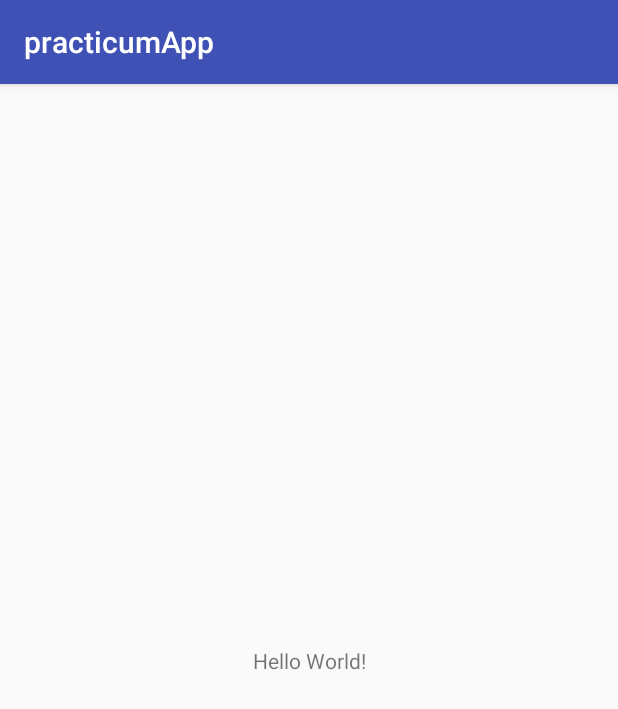
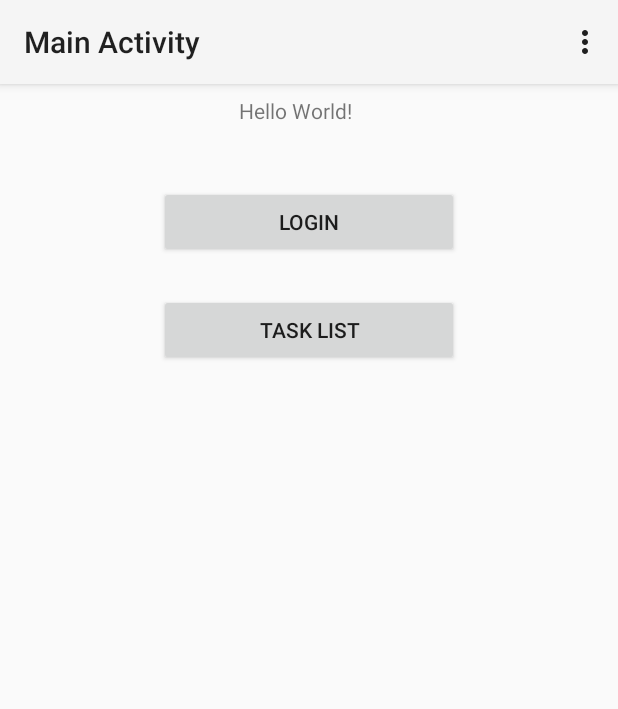
Before and after one commit to mitchthompson/ust-onboarding-mobile-app, an Android app: the screen it shows after launch (MainActivity), on a phone screen of 412 x 824 dp. Shown: the top 709 px of the screen. Run offline under Robolectric (Android 15) with nearby library versions, the phone set to English and light mode, and no system bars.

```diff
--- a/app/build.gradle
+++ b/app/build.gradle
@@ -20,7 +20,8 @@ android {
 
 dependencies {
     implementation fileTree(dir: 'libs', include: ['*.jar'])
-    implementation 'com.android.support:appcompat-v7:26.1.0'
+    implementation 'com.android.support:appcompat-v7:26.0'
+    implementation 'com.android.support:recyclerview-v7:26.1'
     implementation 'com.android.support.constraint:constraint-layout:1.0.2'
     implementation 'com.android.support:design:26.1.0'
     testImplementation 'junit:junit:4.12'
--- a/app/src/main/java/com/example/practicumapp/MainActivity.java
+++ b/app/src/main/java/com/example/practicumapp/MainActivity.java
@@ -1,13 +1,75 @@
 package com.example.practicumapp;
 
+import android.content.Intent;
 import android.support.v7.app.AppCompatActivity;
 import android.os.Bundle;
+import android.view.View;
+import android.widget.Button;
+import android.support.v7.widget.Toolbar;
+import android.view.Menu;
+import android.view.MenuInflater;
+import android.view.MenuItem;
+import android.widget.Toast;
 
 public class MainActivity extends AppCompatActivity {
+
+    private Button taskListButton;
+    private Button loginButton;
 
     @Override
     protected void onCreate(Bundle savedInstanceState) {
         super.onCreate(savedInstanceState);
         setContentView(R.layout.activity_main);
+
+         /*Enables tool bar & sets title displayed
+        Can customize menu items in res/menu/main_menu.xml
+        Can customize toolbar in res/layout/toolbar_layout.xml*/
+        Toolbar myToolbar = findViewById(R.id.myToolbar);
+        myToolbar.setTitle("Main Activity");
+        setSupportActionBar(myToolbar);
+
+        /**
+         * TODO: remove temporary test buttons when not needed
+         **/
+
+        taskListButton = findViewById(R.id.task_list_button);
+        loginButton = findViewById(R.id.login_button);
+
+        loginButton.setOnClickListener(new View.OnClickListener() {
+            public void onClick(View v) {
+                startActivity(new Intent(MainActivity.this, LoginActivity.class));
+            }
+        });
+
+        taskListButton.setOnClickListener(new View.OnClickListener() {
+            public void onClick(View v) {
+                startActivity(new Intent(MainActivity.this, TaskListActivity.class));
+            }
+        });
+    }
+
+    public boolean onCreateOptionsMenu(Menu menu) {
+        MenuInflater menuInflater = getMenuInflater();
+        menuInflater.inflate(R.menu.main_menu, menu);
+        return super.onCreateOptionsMenu(menu);
+    }
+
+    //Defines the actions after user selection of the menu items in the toolbar
+    @Override
+    public boolean onOptionsItemSelected(MenuItem item) {
+        switch (item.getItemId()) {
+            case R.id.action_logout:
+                // User chose the "Log Out" item...
+                Toast.makeText(getApplicationContext(), "Logout toast. Cheers!",
+                        Toast.LENGTH_SHORT).show();
+
+                return true;
+
+            default:
+                // If we got here, the user's action was not recognized.
+                // Invoke the superclass to handle it.
+                return super.onOptionsItemSelected(item);
+
+        }
     }
 }
--- a/app/src/main/res/layout/activity_main.xml
+++ b/app/src/main/res/layout/activity_main.xml
@@ -6,13 +6,53 @@
     android:layout_height="match_parent"
     tools:context="com.example.practicumapp.MainActivity">
 
+    <android.support.v7.widget.Toolbar
+        android:id="@+id/myToolbar"
+        android:layout_width="match_parent"
+        android:layout_height="?attr/actionBarSize"
+        android:background="?attr/colorPrimary"
+        android:elevation="4dp"
+        android:theme="@style/ThemeOverlay.AppCompat.ActionBar"
+        app:layout_constraintEnd_toEndOf="parent"
+        app:layout_constraintStart_toStartOf="parent"
+        app:layout_constraintTop_toTopOf="parent"
+        app:popupTheme="@style/ThemeOverlay.AppCompat.Light" />
+
+
     <TextView
-        android:layout_width="wrap_content"
+        android:id="@+id/textView"
+        android:layout_width="93dp"
+        android:layout_height="28dp"
+        android:layout_marginEnd="8dp"
+        android:layout_marginStart="8dp"
+        android:layout_marginTop="8dp"
+        android:text="Hello World!"
+        app:layout_constraintEnd_toEndOf="parent"
+        app:layout_constraintStart_toStartOf="parent"
+        app:layout_constraintTop_toBottomOf="@+id/myToolbar" />
+
+    <Button
+        android:id="@+id/login_button"
+        android:layout_width="200dp"
         android:layout_height="wrap_content"
-        android:text="Hello World!"
-        app:layout_constraintBottom_toBottomOf="parent"
-        app:layout_constraintLeft_toLeftOf="parent"
-        app:layout_constraintRight_toRightOf="parent"
-        app:layout_constraintTop_toTopOf="parent" />
+        android:layout_marginEnd="8dp"
+        android:layout_marginStart="8dp"
+        android:layout_marginTop="32dp"
+        android:text="LOGIN"
+        app:layout_constraintEnd_toEndOf="parent"
+        app:layout_constraintStart_toStartOf="parent"
+        app:layout_constraintTop_toBottomOf="@+id/textView" />
+
+    <Button
+        android:id="@+id/task_list_button"
+        android:layout_width="200dp"
+        android:layout_height="wrap_content"
+        android:layout_marginEnd="8dp"
+        android:layout_marginStart="8dp"
+        android:layout_marginTop="24dp"
+        android:text="TASK LIST"
+        app:layout_constraintEnd_toEndOf="parent"
+        app:layout_constraintStart_toStartOf="parent"
+        app:layout_constraintTop_toBottomOf="@+id/login_button" />
 
 </android.support.constraint.ConstraintLayout>
--- /dev/null
+++ b/app/src/main/res/menu/main_menu.xml
@@ -0,0 +1,10 @@
+<?xml version="1.0" encoding="utf-8"?>
+<menu xmlns:android="http://schemas.android.com/apk/res/android"
+    xmlns:app="http://schemas.android.com/apk/res-auto">
+
+    <item android:id="@+id/action_logout"
+        android:title="Log Out"
+        android:orderInCategory="100"
+        app:showAsAction="never"/>
+
+</menu>
--- a/app/src/main/res/values/strings.xml
+++ b/app/src/main/res/values/strings.xml
@@ -14,4 +14,10 @@
     <string name="permission_rationale">"Contacts permissions are needed for providing email
         completions."
     </string>
+
+    <string name="placeholder">Test</string>
+    <!-- sample task description text -->
+    <string name="sample_text">"Lorem ipsum dolor sit amet, consectetur adipiscing elit. Duis vitae
+        mauris elementum, interdum nisl blandit, eleifend quam. Duis eleifend diam lorem, in
+        venenatis nisl elementum."</string>
 </resources>
--- a/build.gradle
+++ b/build.gradle
@@ -7,7 +7,7 @@ buildscript {
         jcenter()
     }
     dependencies {
-        classpath 'com.android.tools.build:gradle:3.0.0'
+        classpath 'com.android.tools.build:gradle:3.0.1'
 
 
         // NOTE: Do not place your application dependencies here; they belong
```
Also changed, not shown: app/src/main/AndroidManifest.xml (+9 -2 lines), app/src/main/java/com/example/practicumapp/TaskListActivity.java (added, +66 -0 lines), app/src/main/java/com/example/practicumapp/adapters/TaskListAdapter.java (added, +63 -0 lines), app/src/main/java/com/example/practicumapp/models/Tasks.java (added, +30 -0 lines), app/src/main/res/layout/activity_task_list.xml (added, +18 -0 lines), app/src/main/res/layout/task_items.xml (added, +26 -0 lines), app/src/main/res/values/arrays.xml (added, +23 -0 lines), 3 other files.
